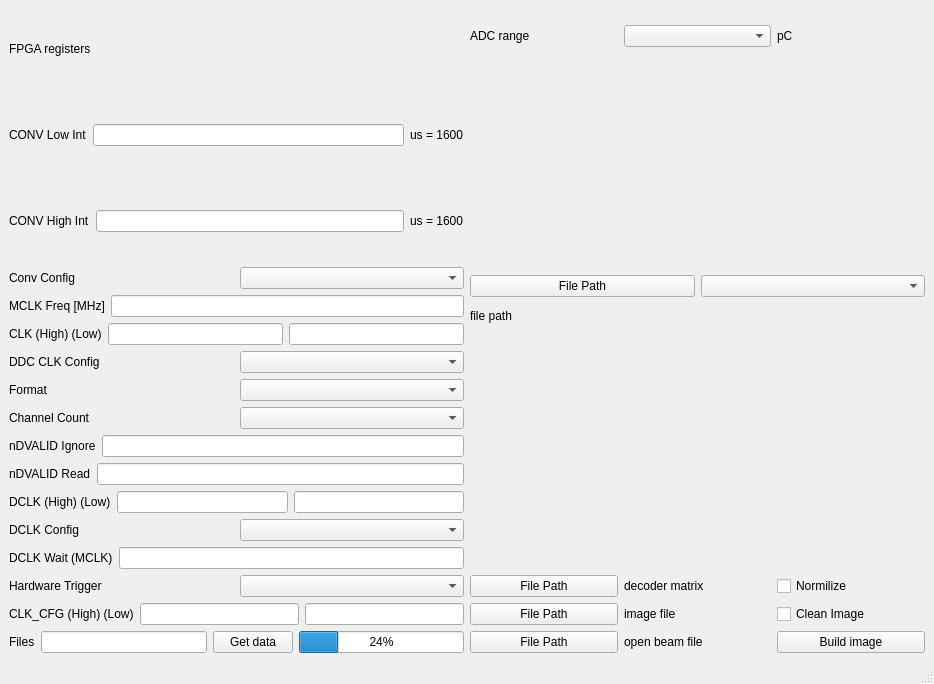
Above: mainwindow.ui from Padniuk/DDC264EVM_UI before the change. Below: the same form after it.
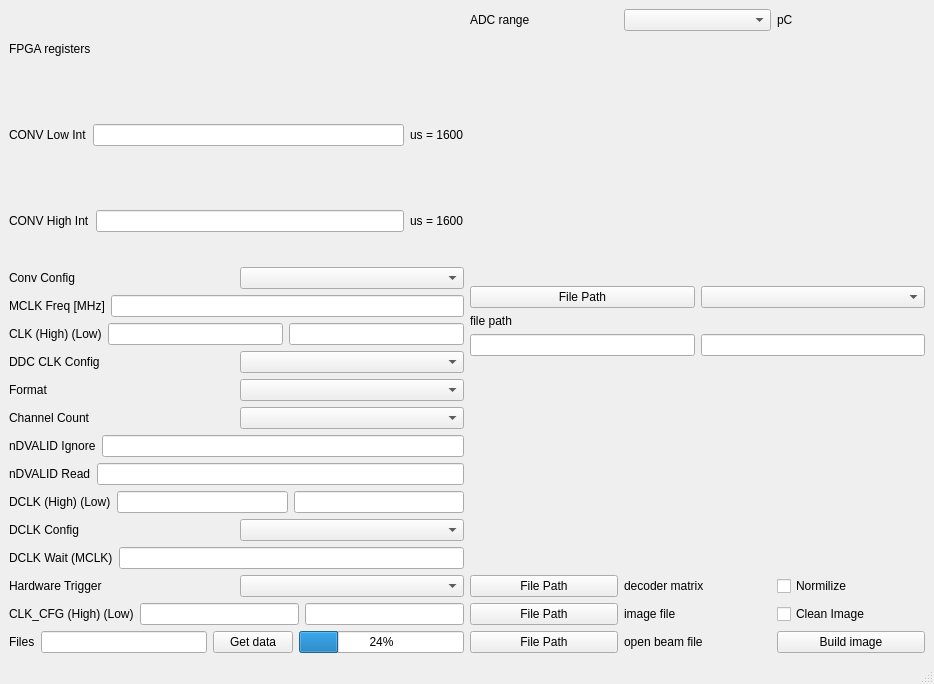
That is the form after the change.

Commit message: Add custom range for edges

Diff of the .ui file:
```diff
--- a/mainwindow.ui
+++ b/mainwindow.ui
@@ -288,7 +288,7 @@
      </layout>
     </item>
     <item row="0" column="1">
-     <layout class="QVBoxLayout" name="verticalLayout_4">
+     <layout class="QVBoxLayout" name="verticalLayout_2">
       <item>
        <layout class="QHBoxLayout" name="horizontalLayout">
         <item>
@@ -318,24 +318,12 @@
           <verstretch>0</verstretch>
          </sizepolicy>
         </property>
-        <property name="minimumSize">
-         <size>
-          <width>0</width>
-          <height>200</height>
-         </size>
-        </property>
-        <property name="maximumSize">
-         <size>
-          <width>16777215</width>
-          <height>151</height>
-         </size>
-        </property>
        </widget>
       </item>
       <item>
-       <layout class="QVBoxLayout" name="verticalLayout_2">
+       <layout class="QVBoxLayout" name="verticalLayout_6">
         <item>
-         <layout class="QHBoxLayout" name="horizontalLayout_18">
+         <layout class="QHBoxLayout" name="horizontalLayout_23">
           <item>
            <widget class="QPushButton" name="readFileButton">
             <property name="text">
@@ -361,6 +349,16 @@
     </item>
     <item row="1" column="1">
      <layout class="QVBoxLayout" name="verticalLayout_5">
+      <item>
+       <layout class="QHBoxLayout" name="horizontalLayout_22">
+        <item>
+         <widget class="QLineEdit" name="edgeLeft"/>
+        </item>
+        <item>
+         <widget class="QLineEdit" name="edgeRight"/>
+        </item>
+       </layout>
+      </item>
       <item>
        <widget class="QWidget" name="imagePlot" native="true">
         <property name="sizePolicy">
```
The commit also changes 1 other file.
